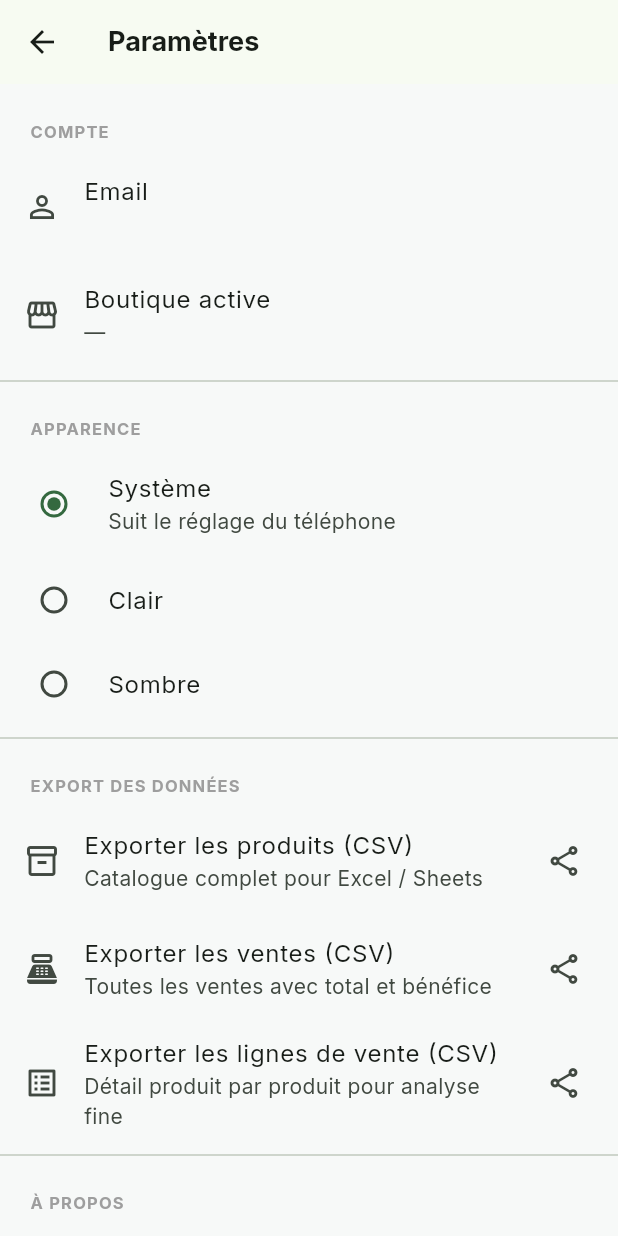
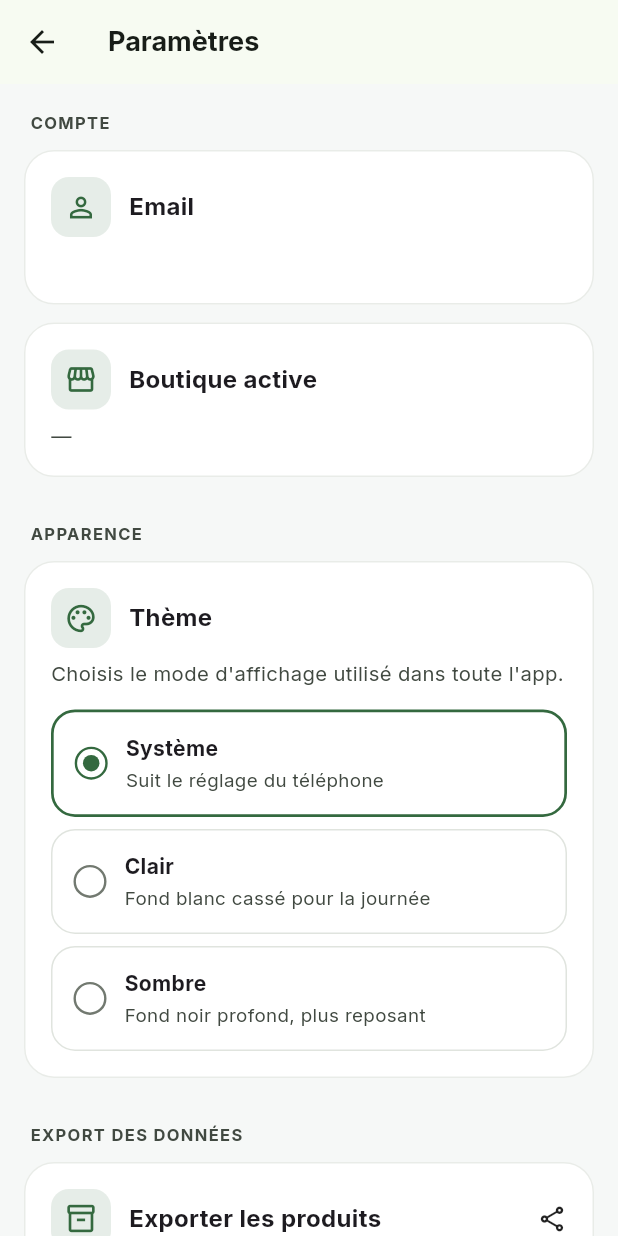
Before and after one commit to agbeviade/caisse-facile, a Flutter app: the SettingsScreen screen opened directly, after a tap on "Système", on a phone screen of 412 x 824 dp. Run offline on Flutter 3.47's test engine with Material 3 defaults, Android fonts, the phone set to English and light mode, and no system bars; our stand-ins replace connectivity_plus, fl_chart, flutter_native_splash, google_fonts, image_picker, pdf and 6 more; missing offline and left inert: barcode, mobile_scanner; accounts and stored records are empty.

Commit message:
feat(ui): Souvenir AI-style fluent design - bigger radii, IconBadge, FeatureCard, RadioCard, refactored settings + home tiles

```diff
--- a/mobile/lib/screens/home_screen.dart
+++ b/mobile/lib/screens/home_screen.dart
@@ -15,6 +15,7 @@ import 'delivery_sessions_screen.dart';
 import 'expenses_screen.dart';
 import 'reports_screen.dart';
 import 'stock_movements_screen.dart';
+import '../widgets/fluent.dart';
 
 class HomeScreen extends StatefulWidget {
   const HomeScreen({super.key});
@@ -58,36 +59,34 @@ class _HomeScreenState extends State<HomeScreen> {
     _refresh();
   }
 
-  Widget _tile(IconData icon, String label, VoidCallback onTap,
+  Widget _tile(IconData icon, String label, String subtitle, VoidCallback onTap,
       {Color? color, String? badge}) {
-    final scheme = Theme.of(context).colorScheme;
     return Card(
       child: InkWell(
-        borderRadius: BorderRadius.circular(16),
+        borderRadius: BorderRadius.circular(20),
         onTap: onTap,
         child: Padding(
           padding: const EdgeInsets.all(16),
           child: Stack(
             children: [
               Column(
-                mainAxisAlignment: MainAxisAlignment.center,
+                mainAxisAlignment: MainAxisAlignment.start,
                 crossAxisAlignment: CrossAxisAlignment.start,
                 children: [
-                  Container(
-                    width: 44,
-                    height: 44,
-                    decoration: BoxDecoration(
-                      color: (color ?? scheme.primary).withOpacity(0.12),
-                      borderRadius: BorderRadius.circular(12),
-                    ),
-                    alignment: Alignment.center,
-                    child:
-                        Icon(icon, size: 24, color: color ?? scheme.primary),
-                  ),
+                  IconBadge(icon: icon, color: color, size: 38, iconSize: 20),
                   const Spacer(),
                   Text(label,
                       style: const TextStyle(
-                          fontSize: 15, fontWeight: FontWeight.w600)),
+                          fontSize: 14.5, fontWeight: FontWeight.w700)),
+                  const SizedBox(height: 2),
+                  Text(subtitle,
+                      maxLines: 1,
+                      overflow: TextOverflow.ellipsis,
+                      style: TextStyle(
+                          fontSize: 11.5,
+                          color: Theme.of(context)
+                              .colorScheme
+                              .onSurfaceVariant)),
                 ],
               ),
               if (badge != null && badge.isNotEmpty)
@@ -206,16 +205,22 @@ class _HomeScreenState extends State<HomeScreen> {
               childAspectRatio: 1.15,
               children: [
                 _tile(Icons.point_of_sale, 'Vente comptoir',
+                    'Encaisser sur place',
                     () => _push(const CounterSaleScreen())),
-                _tile(Icons.local_shipping, 'Tournées livreurs',
+                _tile(Icons.local_shipping, 'Tournées',
+                    'Sortie / retour livreurs',
                     () => _push(const DeliverySessionsScreen())),
                 _tile(Icons.inventory_2, 'Catalogue',
+                    'Produits & stock',
                     () => _push(const CatalogScreen())),
                 _tile(Icons.directions_bike, 'Équipe',
+                    'Livreurs',
                     () => _push(const DeliveryMenScreen())),
                 _tile(Icons.bar_chart, 'Tableau de bord',
+                    'CA, bénéfices, top ventes',
                     () => _push(const ReportsScreen())),
                 _tile(Icons.warning_amber, 'Alertes',
+                    'Stock bas, périmés',
                     () => _push(const AlertsScreen()),
                     color: _alerts > 0 ? Colors.orange : null,
                     badge: _alerts > 0 ? '$_alerts' : null),
--- a/mobile/lib/screens/settings_screen.dart
+++ b/mobile/lib/screens/settings_screen.dart
@@ -2,6 +2,7 @@ import 'package:flutter/material.dart';
 import '../services/auth_service.dart';
 import '../services/export_service.dart';
 import '../services/theme_service.dart';
+import '../widgets/fluent.dart';
 
 class SettingsScreen extends StatelessWidget {
   const SettingsScreen({super.key});
@@ -26,98 +27,97 @@ class SettingsScreen extends StatelessWidget {
     return Scaffold(
       appBar: AppBar(title: const Text('Paramètres')),
       body: ListView(
-        padding: const EdgeInsets.symmetric(vertical: 8),
+        padding: const EdgeInsets.fromLTRB(16, 12, 16, 24),
         children: [
-          _section('Compte'),
-          ListTile(
-            leading: const Icon(Icons.person_outline),
-            title: const Text('Email'),
-            subtitle: Text(email),
+          const SectionHeader('Compte'),
+          FeatureCard(
+            icon: Icons.person_outline,
+            title: 'Email',
+            subtitle: email,
           ),
-          ListTile(
-            leading: const Icon(Icons.storefront),
-            title: const Text('Boutique active'),
-            subtitle: Text(shopName),
+          const SizedBox(height: 12),
+          FeatureCard(
+            icon: Icons.storefront_outlined,
+            title: 'Boutique active',
+            subtitle: shopName,
           ),
-          const Divider(),
-          _section('Apparence'),
+          const SizedBox(height: 24),
+          const SectionHeader('Apparence'),
           ValueListenableBuilder<ThemeMode>(
             valueListenable: ThemeService.instance.mode,
             builder: (_, mode, __) {
-              return Column(
+              return FeatureCard(
+                icon: Icons.palette_outlined,
+                title: 'Thème',
+                subtitle:
+                    "Choisis le mode d'affichage utilisé dans toute l'app.",
+                content: Column(
                   children: [
-                  RadioListTile<ThemeMode>(
-                    title: const Text('Système'),
-                    subtitle: const Text('Suit le réglage du téléphone'),
+                    RadioCard<ThemeMode>(
                       value: ThemeMode.system,
                       groupValue: mode,
-                    onChanged: (v) =>
-                        v == null ? null : ThemeService.instance.set(v),
+                      onChanged: ThemeService.instance.set,
+                      title: 'Système',
+                      subtitle: 'Suit le réglage du téléphone',
                     ),
-                  RadioListTile<ThemeMode>(
-                    title: const Text('Clair'),
+                    const SizedBox(height: 8),
+                    RadioCard<ThemeMode>(
                       value: ThemeMode.light,
                       groupValue: mode,
-                    onChanged: (v) =>
-                        v == null ? null : ThemeService.instance.set(v),
+                      onChanged: ThemeService.instance.set,
+                      title: 'Clair',
+                      subtitle: 'Fond blanc cassé pour la journée',
                     ),
-                  RadioListTile<ThemeMode>(
-                    title: const Text('Sombre'),
+                    const SizedBox(height: 8),
+                    RadioCard<ThemeMode>(
                       value: ThemeMode.dark,
                       groupValue: mode,
-                    onChanged: (v) =>
-                        v == null ? null : ThemeService.instance.set(v),
+                      onChanged: ThemeService.instance.set,
+                      title: 'Sombre',
+                      subtitle: 'Fond noir profond, plus reposant',
                     ),
                   ],
+                ),
               );
             },
           ),
-          const Divider(),
-          _section('Export des données'),
-          ListTile(
-            leading: const Icon(Icons.inventory_2_outlined),
-            title: const Text('Exporter les produits (CSV)'),
-            subtitle: const Text('Catalogue complet pour Excel / Sheets'),
-            trailing: const Icon(Icons.share_outlined),
+          const SizedBox(height: 24),
+          const SectionHeader('Export des données'),
+          FeatureCard(
+            icon: Icons.inventory_2_outlined,
+            title: 'Exporter les produits',
+            subtitle: 'Catalogue complet en CSV pour Excel / Sheets',
+            trailing: const Icon(Icons.share_outlined, size: 20),
             onTap: () => _runExport(context,
                 ExportService.instance.exportProductsCsv, 'produits'),
           ),
-          ListTile(
-            leading: const Icon(Icons.point_of_sale_outlined),
-            title: const Text('Exporter les ventes (CSV)'),
-            subtitle: const Text('Toutes les ventes avec total et bénéfice'),
-            trailing: const Icon(Icons.share_outlined),
+          const SizedBox(height: 12),
+          FeatureCard(
+            icon: Icons.point_of_sale_outlined,
+            title: 'Exporter les ventes',
+            subtitle: 'Toutes les ventes avec total et bénéfice',
+            trailing: const Icon(Icons.share_outlined, size: 20),
             onTap: () => _runExport(
                 context, ExportService.instance.exportSalesCsv, 'ventes'),
           ),
-          ListTile(
-            leading: const Icon(Icons.list_alt_outlined),
-            title: const Text('Exporter les lignes de vente (CSV)'),
-            subtitle:
-                const Text('Détail produit par produit pour analyse fine'),
-            trailing: const Icon(Icons.share_outlined),
+          const SizedBox(height: 12),
+          FeatureCard(
+            icon: Icons.list_alt_outlined,
+            title: 'Exporter les lignes de vente',
+            subtitle: 'Détail produit par produit pour analyse fine',
+            trailing: const Icon(Icons.share_outlined, size: 20),
             onTap: () => _runExport(context,
                 ExportService.instance.exportSaleItemsCsv, 'lignes'),
           ),
-          const Divider(),
-          _section('À propos'),
-          const ListTile(
-            leading: Icon(Icons.info_outline),
-            title: Text('Caisse Facile'),
-            subtitle: Text('Version 1.0.0'),
+          const SizedBox(height: 24),
+          const SectionHeader('À propos'),
+          const FeatureCard(
+            icon: Icons.info_outline,
+            title: 'Caisse Facile',
+            subtitle: 'Version 1.0.0',
           ),
         ],
       ),
     );
   }
-
-  Widget _section(String label) => Padding(
-        padding: const EdgeInsets.fromLTRB(20, 16, 20, 6),
-        child: Text(label.toUpperCase(),
-            style: const TextStyle(
-                fontSize: 11,
-                fontWeight: FontWeight.bold,
-                letterSpacing: 0.8,
-                color: Colors.grey)),
-      );
 }
--- a/mobile/lib/theme/app_theme.dart
+++ b/mobile/lib/theme/app_theme.dart
@@ -19,8 +19,8 @@ class AppTheme {
     return base.copyWith(
       colorScheme: scheme,
       scaffoldBackgroundColor: brightness == Brightness.light
-          ? const Color(0xFFF7F9F8)
-          : const Color(0xFF0F1311),
+          ? const Color(0xFFF6F8F7)
+          : const Color(0xFF0B0E0C),
       textTheme: GoogleFonts.interTextTheme(base.textTheme).copyWith(
         titleLarge: GoogleFonts.inter(
             textStyle: base.textTheme.titleLarge,
@@ -72,29 +72,47 @@ class AppTheme {
       ),
       cardTheme: CardThemeData(
         elevation: 0,
-        color: scheme.surface,
+        color: brightness == Brightness.light
+            ? Colors.white
+            : const Color(0xFF161A18),
+        margin: EdgeInsets.zero,
         shape: RoundedRectangleBorder(
-          borderRadius: BorderRadius.circular(16),
-          side: BorderSide(color: scheme.outlineVariant.withOpacity(0.5)),
+          borderRadius: BorderRadius.circular(20),
+          side: BorderSide(
+              color: scheme.outlineVariant.withOpacity(
+                  brightness == Brightness.light ? 0.35 : 0.18)),
         ),
+      ),
+      listTileTheme: ListTileThemeData(
+        shape: RoundedRectangleBorder(
+            borderRadius: BorderRadius.circular(14)),
+        contentPadding:
+            const EdgeInsets.symmetric(horizontal: 16, vertical: 6),
+      ),
+      chipTheme: ChipThemeData(
+        shape: RoundedRectangleBorder(
+            borderRadius: BorderRadius.circular(20)),
+        side: BorderSide(color: scheme.outlineVariant.withOpacity(0.6)),
       ),
       inputDecorationTheme: InputDecorationTheme(
         filled: true,
         fillColor: brightness == Brightness.light
             ? Colors.white
-            : scheme.surface,
+            : const Color(0xFF161A18),
+        contentPadding:
+            const EdgeInsets.symmetric(horizontal: 14, vertical: 14),
         border: OutlineInputBorder(
-          borderRadius: BorderRadius.circular(12),
+          borderRadius: BorderRadius.circular(14),
           borderSide:
-              BorderSide(color: scheme.outlineVariant.withOpacity(0.6)),
+              BorderSide(color: scheme.outlineVariant.withOpacity(0.5)),
         ),
         enabledBorder: OutlineInputBorder(
-          borderRadius: BorderRadius.circular(12),
+          borderRadius: BorderRadius.circular(14),
           borderSide:
-              BorderSide(color: scheme.outlineVariant.withOpacity(0.6)),
+              BorderSide(color: scheme.outlineVariant.withOpacity(0.5)),
         ),
         focusedBorder: OutlineInputBorder(
-          borderRadius: BorderRadius.circular(12),
+          borderRadius: BorderRadius.circular(14),
           borderSide: BorderSide(color: scheme.primary, width: 1.6),
         ),
       ),
--- /dev/null
+++ b/mobile/lib/widgets/fluent.dart
@@ -0,0 +1,211 @@
+import 'package:flutter/material.dart';
+
+/// Small colored square holding an icon — used everywhere as a "feature badge".
+/// Matches the Souvenir AI / shadcn aesthetic: 40x40 rounded container with a
+/// 12% tinted background and the icon in the tint color.
+class IconBadge extends StatelessWidget {
+  final IconData icon;
+  final Color? color;
+  final double size;
+  final double iconSize;
+  final double radius;
+
+  const IconBadge({
+    super.key,
+    required this.icon,
+    this.color,
+    this.size = 40,
+    this.iconSize = 22,
+    this.radius = 12,
+  });
+
+  @override
+  Widget build(BuildContext context) {
+    final c = color ?? Theme.of(context).colorScheme.primary;
+    return Container(
+      width: size,
+      height: size,
+      decoration: BoxDecoration(
+        color: c.withOpacity(0.12),
+        borderRadius: BorderRadius.circular(radius),
+      ),
+      alignment: Alignment.center,
+      child: Icon(icon, color: c, size: iconSize),
+    );
+  }
+}
+
+/// Card showing: icon badge + title + subtitle, optionally with content stacked
+/// underneath. Mirrors the Souvenir AI "Reglages IA" card pattern.
+class FeatureCard extends StatelessWidget {
+  final IconData icon;
+  final String title;
+  final String? subtitle;
+  final Color? badgeColor;
+  final Widget? trailing;
+  final Widget? content;
+  final VoidCallback? onTap;
+  final EdgeInsetsGeometry padding;
+
+  const FeatureCard({
+    super.key,
+    required this.icon,
+    required this.title,
+    this.subtitle,
+    this.badgeColor,
+    this.trailing,
+    this.content,
+    this.onTap,
+    this.padding = const EdgeInsets.all(18),
+  });
+
+  @override
+  Widget build(BuildContext context) {
+    return Card(
+      child: InkWell(
+        onTap: onTap,
+        borderRadius: BorderRadius.circular(20),
+        child: Padding(
+          padding: padding,
+          child: Column(
+            crossAxisAlignment: CrossAxisAlignment.start,
+            mainAxisSize: MainAxisSize.min,
+            children: [
+              Row(
+                crossAxisAlignment: CrossAxisAlignment.center,
+                children: [
+                  IconBadge(icon: icon, color: badgeColor),
+                  const SizedBox(width: 12),
+                  Expanded(
+                    child: Text(title,
+                        style: const TextStyle(
+                            fontSize: 16,
+                            fontWeight: FontWeight.w700)),
+                  ),
+                  if (trailing != null) trailing!,
+                ],
+              ),
+              if (subtitle != null) ...[
+                const SizedBox(height: 8),
+                Text(subtitle!,
+                    style: TextStyle(
+                        color: Theme.of(context).colorScheme.onSurfaceVariant,
+                        fontSize: 13.5,
+                        height: 1.4)),
+              ],
+              if (content != null) ...[
+                const SizedBox(height: 14),
+                content!,
+              ],
+            ],
+          ),
+        ),
+      ),
+    );
+  }
+}
+
+/// Radio-style choice tile matching the Souvenir AI selection card pattern.
+/// Selected state shows a thick colored border (no fill).
+class RadioCard<T> extends StatelessWidget {
+  final T value;
+  final T groupValue;
+  final ValueChanged<T> onChanged;
+  final String title;
+  final String? subtitle;
+
+  const RadioCard({
+    super.key,
+    required this.value,
+    required this.groupValue,
+    required this.onChanged,
+    required this.title,
+    this.subtitle,
+  });
+
+  @override
+  Widget build(BuildContext context) {
+    final selected = value == groupValue;
+    final scheme = Theme.of(context).colorScheme;
+    return InkWell(
+      borderRadius: BorderRadius.circular(16),
+      onTap: () => onChanged(value),
+      child: AnimatedContainer(
+        duration: const Duration(milliseconds: 180),
+        padding: const EdgeInsets.symmetric(horizontal: 14, vertical: 14),
+        decoration: BoxDecoration(
+          borderRadius: BorderRadius.circular(16),
+          border: Border.all(
+            color: selected
+                ? scheme.primary
+                : scheme.outlineVariant.withOpacity(0.5),
+            width: selected ? 1.8 : 1,
+          ),
+        ),
+        child: Row(
+          children: [
+            // Custom radio dot (cleaner than Material's Radio)
+            Container(
+              width: 22,
+              height: 22,
+              decoration: BoxDecoration(
+                shape: BoxShape.circle,
+                border: Border.all(
+                    color: selected ? scheme.primary : scheme.outline,
+                    width: 1.6),
+              ),
+              alignment: Alignment.center,
+              child: AnimatedContainer(
+                duration: const Duration(milliseconds: 180),
+                width: selected ? 11 : 0,
+                height: selected ? 11 : 0,
+                decoration: BoxDecoration(
+                    color: scheme.primary, shape: BoxShape.circle),
+              ),
+            ),
+            const SizedBox(width: 12),
+            Expanded(
+              child: Column(
+                crossAxisAlignment: CrossAxisAlignment.start,
+                children: [
+                  Text(title,
+                      style: const TextStyle(
+                          fontSize: 14, fontWeight: FontWeight.w700)),
+                  if (subtitle != null) ...[
+                    const SizedBox(height: 3),
+                    Text(subtitle!,
+                        style: TextStyle(
+                            fontSize: 12.5,
+                            height: 1.35,
+                            color: scheme.onSurfaceVariant)),
+                  ],
+                ],
+              ),
+            ),
+          ],
+        ),
+      ),
+    );
+  }
+}
+
+/// Section header matching the soft uppercase label style of modern apps.
+class SectionHeader extends StatelessWidget {
+  final String label;
+  final EdgeInsetsGeometry padding;
+  const SectionHeader(this.label,
+      {super.key,
+      this.padding = const EdgeInsets.fromLTRB(4, 6, 4, 10)});
+  @override
+  Widget build(BuildContext context) {
+    return Padding(
+      padding: padding,
+      child: Text(label.toUpperCase(),
+          style: TextStyle(
+              fontSize: 11,
+              fontWeight: FontWeight.w700,
+              letterSpacing: 0.9,
+              color: Theme.of(context).colorScheme.onSurfaceVariant)),
+    );
+  }
+}
```
Lines whose indentation alone changed are shown as unchanged.
